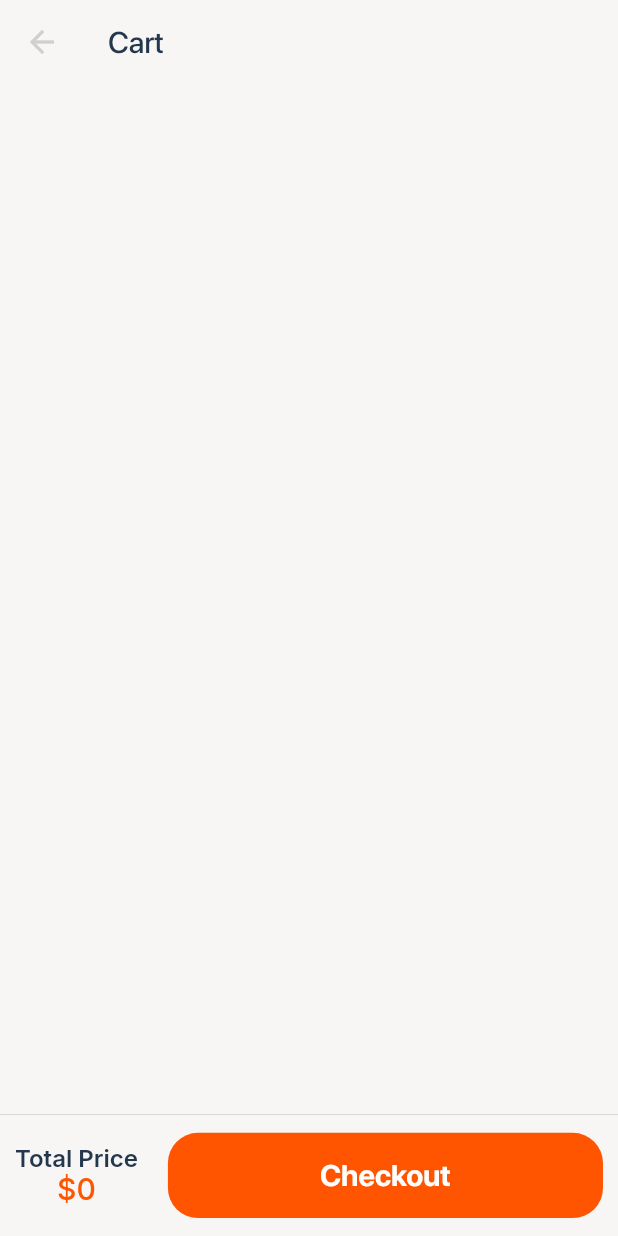
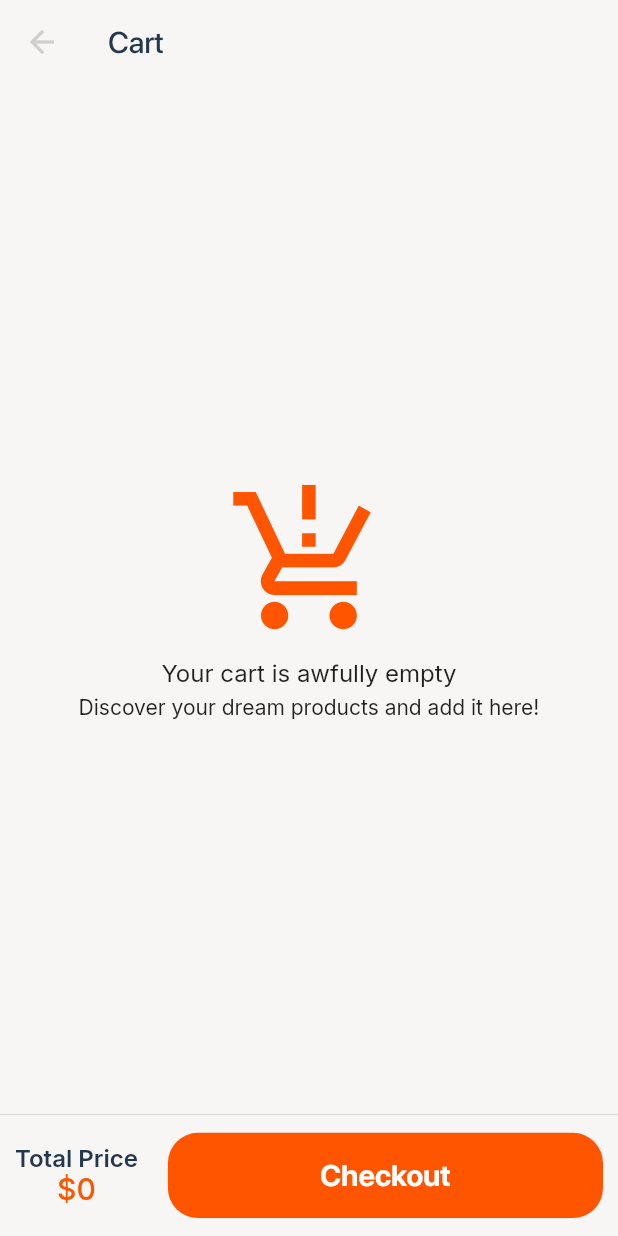
Before and after one commit to PenguinBotOnGithub/pas-flutter-ganjil-ecommerce, a Flutter app: the CartPage screen opened by its route, on a phone screen of 412 x 824 dp. Run offline on Flutter 3.47's test engine with Material 3 defaults, Android fonts, the phone set to English and light mode, and no system bars; our stand-ins replace another_flutter_splash_screen, flutter_svg, get, google_fonts, hive_flutter, simple_shadow; missing offline and left inert: option_result; accounts and stored records are empty; project files that could hold a hidden picture were left out.

Commit message:
fix: [EAI] Prevent users from processing payment when cart is empty

```diff
--- a/lib/controllers/cart_controller.dart
+++ b/lib/controllers/cart_controller.dart
@@ -18,6 +18,11 @@ class CartController extends GetxController {
   }
 
   void onCheckoutTap() {
+    if (products.isEmpty) {
+      Get.rawSnackbar(title: "ERROR", message: "No item(s) to process payment");
+      return;
+    }
+
     Get.toNamed("/payment", arguments: totalPrice.value);
   }
 
--- a/lib/pages/cart_page.dart
+++ b/lib/pages/cart_page.dart
@@ -20,7 +20,34 @@ class CartPage extends GetView<CartController> {
         ),
       ),
       body: Obx(
-        () => ListView.builder(
+        () => controller.products.isEmpty
+            ? Center(
+                child: Column(
+                  mainAxisAlignment: MainAxisAlignment.center,
+                  children: [
+                    Icon(
+                      Icons.production_quantity_limits,
+                      color: kPrimaryColor,
+                      size: getProportionateScreenWidth(100),
+                    ),
+                    SizedBox(
+                      height: 10,
+                    ),
+                    Text(
+                      "Your cart is awfully empty",
+                      style: mErrorTextStyle,
+                    ),
+                    SizedBox(
+                      height: 5,
+                    ),
+                    Text(
+                      "Discover your dream products and add it here!",
+                      style: mSubErrorTextStyle,
+                    )
+                  ],
+                ),
+              )
+            : ListView.builder(
                 itemCount: controller.products.length,
                 shrinkWrap: true,
                 itemBuilder: (context, count) => ListTile(
```
Lines whose indentation alone changed are shown as unchanged.
